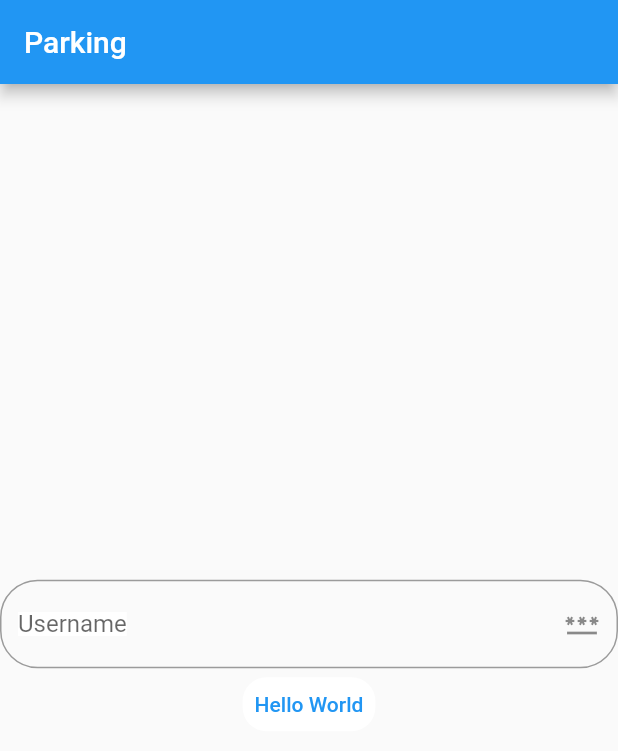
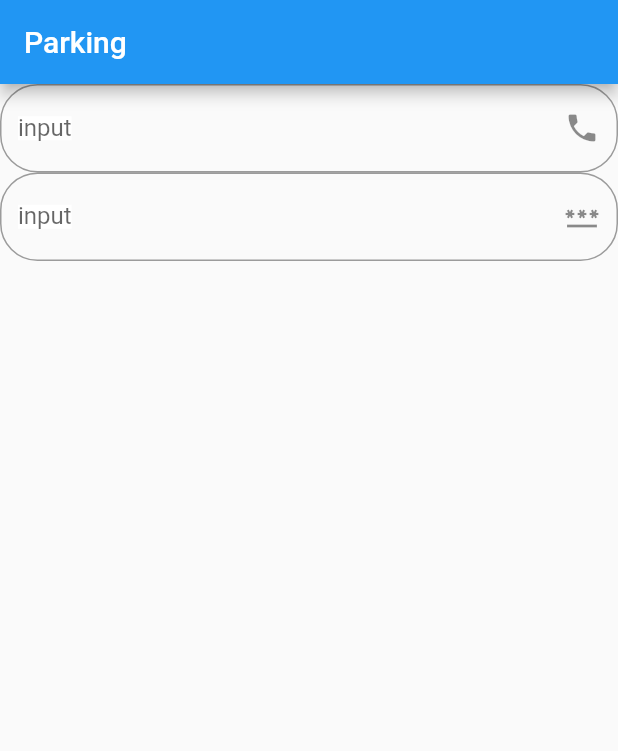
Before and after one commit to smart-think-app/parking, a Flutter app: the screen it shows after launch, on a phone screen of 412 x 824 dp. Shown: the top 751 px of the screen. Run offline on Flutter 3.47's test engine with Material 2 defaults, Android fonts, the phone set to English and light mode, and no system bars.

Commit message:
update code

```diff
--- a/lib/components/common/button/textbox.dart
+++ b/lib/components/common/textbox.dart
@@ -1,5 +1,5 @@
 import 'package:flutter/material.dart';
-import '../../../models/models.dart';
+import '../../models/models.dart';
 
 class TextBox extends StatefulWidget {
   final TextBoxStyle textbox;
@@ -24,13 +24,14 @@ class TextBoxState extends State<TextBox> {
   Widget build(BuildContext context) {
     return TextField(
       controller: valueController,
+      keyboardType: getType(widget.textbox.isOnlyNumber),
       decoration: InputDecoration(
         labelText: widget.textbox.label,
-        hintText: "Test",
-        suffixIcon: const Icon(Icons.password),
+        hintText: widget.textbox.hintText,
+        suffixIcon: widget.textbox.icon,
         border:  OutlineInputBorder(
           borderSide: BorderSide(color: Color.fromARGB(255, 255, 86, 86), width: 2.0),
-          borderRadius:BorderRadius.circular(25.0), ),
+          borderRadius:BorderRadius.circular(25.0)),
       ),
       obscureText: widget.textbox.obscureText,
       onChanged: (String value){
@@ -41,4 +42,11 @@ class TextBoxState extends State<TextBox> {
         backgroundColor: widget.textbox.backgroundColor),
     );
   }
+
+  TextInputType getType(bool isOnlyNumber) {
+    if (isOnlyNumber == true) {
+      return TextInputType.number;
+    }
+    return TextInputType.text;
+  }
 }
--- a/lib/components/login_page/login_page.dart
+++ b/lib/components/login_page/login_page.dart
@@ -1 +1,39 @@
 import 'package:flutter/material.dart';
+import 'package:parking/models/models.dart';
+import '../../components/common/textbox.dart';
+class LoginPage extends StatefulWidget {
+  @override
+  LoginPageState createState() => LoginPageState();
+}
+
+class LoginPageState extends State<LoginPage> {
+  String phoneInput = "";
+  String password = "";
+  @override
+  Widget build(BuildContext context) {
+    return Scaffold (
+      body:Center(
+        child: Container(child: (
+          Column(children: [
+            TextBox(TextBoxStyle(hintText: "Số điện thoại",isOnlyNumber: true,icon: const Icon(Icons.phone)), onChangedPhoneText),
+            TextBox(TextBoxStyle(hintText: "Password",obscureText: true,icon: const Icon(Icons.password)), onChangedPassText)],
+            )
+          ),
+
+        ),
+      )
+    );
+  }
+
+  void onChangedPhoneText(String value){
+    setState(() {
+      phoneInput = value;
+    });
+  }
+
+  void onChangedPassText(String value) {
+    setState(() {
+      password = value;
+    });
+  }
+}
--- a/lib/main.dart
+++ b/lib/main.dart
@@ -1,7 +1,8 @@
 import 'package:flutter/material.dart';
-import 'package:parking/models/models.dart';
+import './components/login_page/login_page.dart';
+import './components/common/textbox.dart';
+import './models/models.dart';
 import './components/common/button/default_button.dart';
-import './components/common/button/textbox.dart';
 void main() {
   runApp(const MyApp());
 }
@@ -37,17 +38,8 @@ class _MyHomePageState extends State<MyHomePage> {
       appBar: AppBar(
         title: const Text("Parking"),
       ),
-      body: Column(
-        children:
-        [TextBox(TextBoxStyle(
-          label: "Username",
-          foregroundColor: Colors.red,
-          obscureText: true),change),
-          DefaultTextButtonComponent(
-            ButtonInfo("Hello World", Colors.white , Colors.blue , Color.fromARGB(255, 243, 74, 62)),
-            text)
-        ],mainAxisAlignment: MainAxisAlignment.center,),
-    );
+      body: LoginPage()
+      );
   }
 
   void text(){
--- a/lib/models/models.dart
+++ b/lib/models/models.dart
@@ -14,6 +14,10 @@ class TextBoxStyle {
   bool obscureText;
   Color backgroundColor;
   Color foregroundColor;
+  String hintText;
+  bool isOnlyNumber;
+  Icon icon;
   TextBoxStyle({this.label="input" ,this.backgroundColor=Colors.white ,
-  this.foregroundColor=Colors.black , this.obscureText = false});
+  this.foregroundColor=Colors.black ,
+  this.obscureText = false,this.hintText="",this.isOnlyNumber = false,this.icon = const Icon(Icons.abc)});
 }
```
